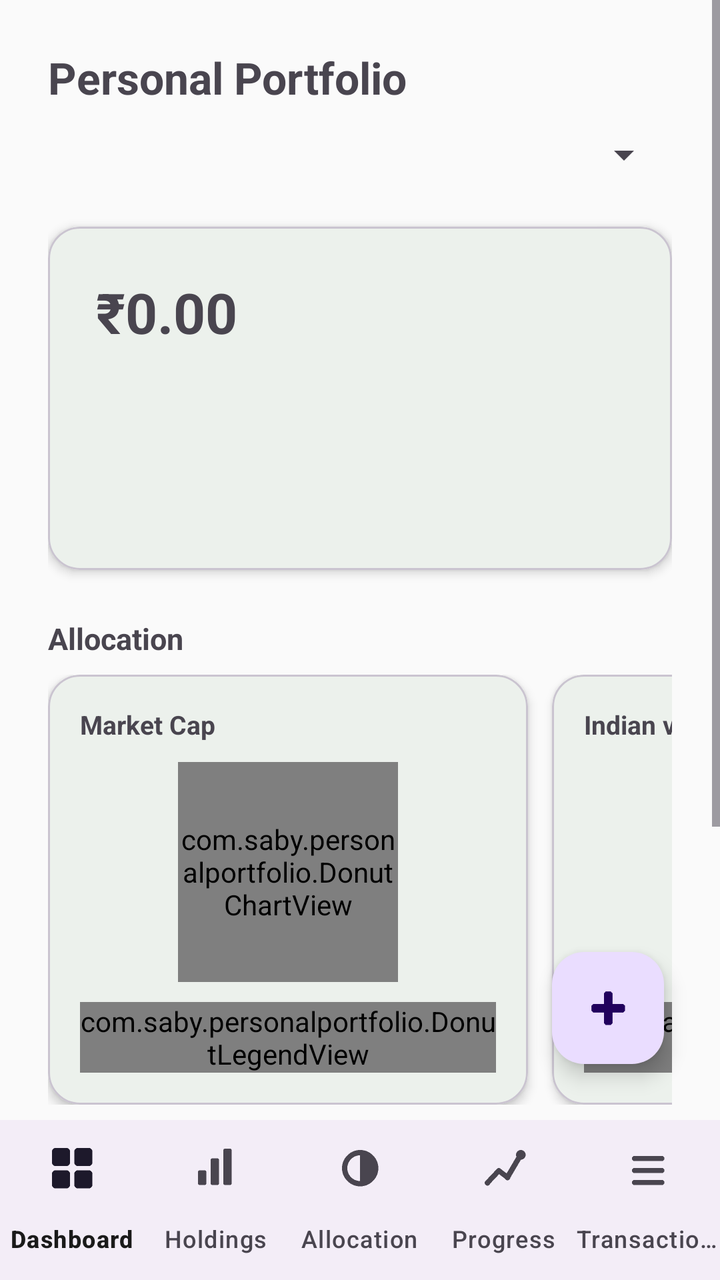
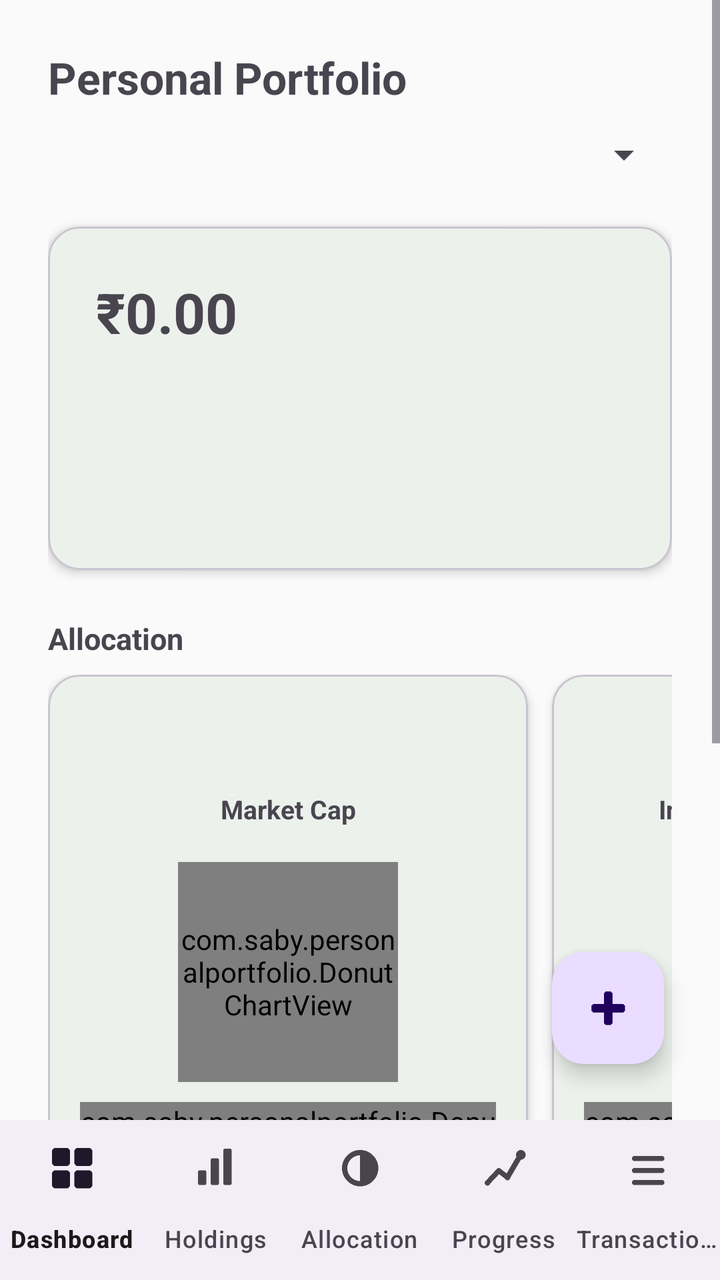

Before-and-after screenshots of an Android layout around one commit, followed by the original layout XML and the change that was made.
<!-- AndroidManifest.xml: application theme Theme.PersonalPortfolio -->
<!-- res/layout/activity_main.xml -->
<?xml version="1.0" encoding="utf-8"?>
<LinearLayout xmlns:android="http://schemas.android.com/apk/res/android"
    xmlns:app="http://schemas.android.com/apk/res-auto"
    android:layout_width="match_parent"
    android:layout_height="match_parent"
    android:orientation="vertical">

    <FrameLayout
        android:layout_width="match_parent"
        android:layout_height="0dp"
        android:layout_weight="1">

        <ScrollView
            android:layout_width="match_parent"
            android:layout_height="match_parent">

            <LinearLayout
                android:layout_width="match_parent"
                android:layout_height="wrap_content"
                android:orientation="vertical"
                android:padding="24dp">

                <TextView
                    android:layout_width="match_parent"
                    android:layout_height="wrap_content"
                    android:text="Personal Portfolio"
                    android:textSize="22sp"
                    android:textStyle="bold" />

                <Spinner
                    android:id="@+id/dashboardMemberSpinner"
                    android:layout_width="match_parent"
                    android:layout_height="wrap_content"
                    android:layout_marginTop="12dp" />

                <com.google.android.material.card.MaterialCardView
                    android:layout_width="match_parent"
                    android:layout_height="wrap_content"
                    android:layout_marginTop="24dp"
                    app:cardCornerRadius="16dp"
                    app:cardElevation="3dp">

                    <LinearLayout
                        android:layout_width="match_parent"
                        android:layout_height="wrap_content"
                        android:orientation="vertical"
                        android:padding="24dp">

                        <TextView
                            android:id="@+id/dashboardTotalValue"
                            android:layout_width="match_parent"
                            android:layout_height="wrap_content"
                            android:textSize="28sp"
                            android:textStyle="bold"
                            android:text="₹0.00" />

                        <TextView
                            android:id="@+id/dashboardGainLine"
                            android:layout_width="match_parent"
                            android:layout_height="wrap_content"
                            android:layout_marginTop="8dp"
                            android:textSize="15sp" />

                        <TextView
                            android:id="@+id/dashboardXirrLine"
                            android:layout_width="match_parent"
                            android:layout_height="wrap_content"
                            android:layout_marginTop="8dp"
                            android:textSize="15sp" />

                        <TextView
                            android:id="@+id/dashboardHoldingsCountLine"
                            android:layout_width="match_parent"
                            android:layout_height="wrap_content"
                            android:layout_marginTop="12dp"
                            android:textSize="13sp"
                            android:textColor="#757575" />

                    </LinearLayout>

                </com.google.android.material.card.MaterialCardView>

                <TextView
                    android:layout_width="match_parent"
                    android:layout_height="wrap_content"
                    android:layout_marginTop="24dp"
                    android:text="Allocation"
                    android:textSize="15sp"
                    android:textStyle="bold" />

                
                <HorizontalScrollView
                    android:layout_width="match_parent"
                    android:layout_height="wrap_content"
                    android:layout_marginTop="8dp"
                    android:clipToPadding="false"
                    android:paddingEnd="12dp"
                    android:scrollbars="none">

                    <LinearLayout
                        android:layout_width="wrap_content"
                        android:layout_height="wrap_content"
                        android:orientation="horizontal">

                        <com.google.android.material.card.MaterialCardView
                            android:layout_width="240dp"
                            android:layout_height="wrap_content"
                            app:cardCornerRadius="16dp"
                            app:cardElevation="3dp">

                            <LinearLayout
                                android:layout_width="match_parent"
                                android:layout_height="wrap_content"
                                android:orientation="vertical"
                                android:gravity="center_horizontal"
                                android:padding="16dp">

                                <TextView
                                    android:layout_width="match_parent"
                                    android:layout_height="wrap_content"
                                    android:text="Market Cap"
                                    android:textSize="13sp"
                                    android:textStyle="bold" />

                                <com.saby.personalportfolio.DonutChartView
                                    android:id="@+id/dashboardDonutMarketCap"
                                    android:layout_width="110dp"
                                    android:layout_height="110dp"
                                    android:layout_marginTop="10dp" />

                                <com.saby.personalportfolio.DonutLegendView
                                    android:id="@+id/dashboardDonutLegendMarketCap"
                                    android:layout_width="match_parent"
                                    android:layout_height="wrap_content"
                                    android:layout_marginTop="10dp" />

                            </LinearLayout>

                        </com.google.android.material.card.MaterialCardView>

                        <com.google.android.material.card.MaterialCardView
                            android:layout_width="240dp"
                            android:layout_height="wrap_content"
                            android:layout_marginStart="12dp"
                            app:cardCornerRadius="16dp"
                            app:cardElevation="3dp">

                            <LinearLayout
                                android:layout_width="match_parent"
                                android:layout_height="wrap_content"
                                android:orientation="vertical"
                                android:gravity="center_horizontal"
                                android:padding="16dp">

                                <TextView
                                    android:layout_width="match_parent"
                                    android:layout_height="wrap_content"
                                    android:text="Indian vs. International"
                                    android:textSize="13sp"
                                    android:textStyle="bold" />

                                <com.saby.personalportfolio.DonutChartView
                                    android:id="@+id/dashboardDonutOrigin"
                                    android:layout_width="110dp"
                                    android:layout_height="110dp"
                                    android:layout_marginTop="10dp" />

                                <com.saby.personalportfolio.DonutLegendView
                                    android:id="@+id/dashboardDonutLegendOrigin"
                                    android:layout_width="match_parent"
                                    android:layout_height="wrap_content"
                                    android:layout_marginTop="10dp" />

                            </LinearLayout>

                        </com.google.android.material.card.MaterialCardView>

                        <com.google.android.material.card.MaterialCardView
                            android:layout_width="240dp"
                            android:layout_height="wrap_content"
                            android:layout_marginStart="12dp"
                            app:cardCornerRadius="16dp"
                            app:cardElevation="3dp">

                            <LinearLayout
                                android:layout_width="match_parent"
                                android:layout_height="wrap_content"
                                android:orientation="vertical"
                                android:gravity="center_horizontal"
                                android:padding="16dp">

                                <TextView
                                    android:layout_width="match_parent"
                                    android:layout_height="wrap_content"
                                    android:text="Equity / Debt / Commodity"
                                    android:textSize="13sp"
                                    android:textStyle="bold" />

                                <com.saby.personalportfolio.DonutChartView
                                    android:id="@+id/dashboardDonutClass"
                                    android:layout_width="110dp"
                                    android:layout_height="110dp"
                                    android:layout_marginTop="10dp" />

                                <com.saby.personalportfolio.DonutLegendView
                                    android:id="@+id/dashboardDonutLegendClass"
                                    android:layout_width="match_parent"
                                    android:layout_height="wrap_content"
                                    android:layout_marginTop="10dp" />

                            </LinearLayout>

                        </com.google.android.material.card.MaterialCardView>

                    </LinearLayout>

                </HorizontalScrollView>

                <TextView
                    android:id="@+id/dashboardAllocationHint"
                    android:layout_width="match_parent"
                    android:layout_height="wrap_content"
                    android:layout_marginTop="8dp"
                    android:textSize="12sp"
                    android:textColor="#757575"
                    android:gravity="center"
                    android:text="Swipe for more · tap Allocation below for target comparison and fund composition editing" />

                <Button
                    android:id="@+id/settingsButton"
                    android:layout_width="match_parent"
                    android:layout_height="wrap_content"
                    android:layout_marginTop="24dp"
                    android:text="Settings (Backup / Theme)" />

                
                <View
                    android:layout_width="match_parent"
                    android:layout_height="72dp" />

            </LinearLayout>

        </ScrollView>

        <com.google.android.material.floatingactionbutton.FloatingActionButton
            android:id="@+id/importFab"
            android:layout_width="wrap_content"
            android:layout_height="wrap_content"
            android:layout_gravity="bottom|end"
            android:layout_margin="28dp"
            android:contentDescription="Import CAS PDF"
            app:srcCompat="@drawable/ic_fab_add" />

    </FrameLayout>

    <com.google.android.material.bottomnavigation.BottomNavigationView
        android:id="@+id/bottomNav"
        android:layout_width="match_parent"
        android:layout_height="wrap_content"
        app:menu="@menu/bottom_nav_menu"
        app:labelVisibilityMode="labeled" />

</LinearLayout>
<!-- resources referenced by this layout -->
<resources>
  <!-- drawable ic_fab_add: png bitmap (drawable, 362 bytes) -->
  <style name="Theme.PersonalPortfolio" parent="Theme.Material3.DayNight.NoActionBar">
          <item name="colorPrimary">@color/colorPrimary</item>
          <item name="colorPrimaryVariant">@color/colorPrimaryVariant</item>
          <item name="colorOnPrimary">@color/colorOnPrimary</item>
  
          <item name="colorSecondary">@color/colorSecondary</item>
          <item name="colorOnSecondary">@color/colorOnSecondary</item>
  
          <item name="android:colorBackground">@color/colorBackground</item>
          <item name="colorOnBackground">@color/colorOnBackground</item>
  
          <item name="colorSurface">@color/colorSurface</item>
          <item name="colorOnSurface">@color/colorOnSurface</item>
  
          <item name="android:statusBarColor">@color/colorPrimaryVariant</item>
      </style>
  <color name="colorPrimary">#1B5E20</color>
  <color name="colorPrimaryVariant">#0D3B12</color>
  <color name="colorOnPrimary">#FFFFFF</color>
  <color name="colorSecondary">#00897B</color>
  <color name="colorOnSecondary">#FFFFFF</color>
  <color name="colorBackground">#FAFAFA</color>
  <color name="colorOnBackground">#1A1A1A</color>
  <color name="colorSurface">#FFFFFF</color>
  <color name="colorOnSurface">#1A1A1A</color>
</resources>

<!-- the commit's change to res/layout/activity_main.xml (unified diff, before → after) -->
@@ -104,15 +104,15 @@
 
                         <com.google.android.material.card.MaterialCardView
                             android:layout_width="240dp"
-                            android:layout_height="wrap_content"
+                            android:layout_height="300dp"
                             app:cardCornerRadius="16dp"
                             app:cardElevation="3dp">
 
                             <LinearLayout
                                 android:layout_width="match_parent"
-                                android:layout_height="wrap_content"
+                                android:layout_height="match_parent"
                                 android:orientation="vertical"
-                                android:gravity="center_horizontal"
+                                android:gravity="center"
                                 android:padding="16dp">
 
                                 <TextView
@@ -120,7 +120,10 @@
                                     android:layout_height="wrap_content"
                                     android:text="Market Cap"
                                     android:textSize="13sp"
-                                    android:textStyle="bold" />
+                                    android:textStyle="bold"
+                                    android:gravity="center"
+                                    android:minLines="2"
+                                    android:maxLines="2" />
 
                                 <com.saby.personalportfolio.DonutChartView
                                     android:id="@+id/dashboardDonutMarketCap"
@@ -140,16 +143,16 @@
 
                         <com.google.android.material.card.MaterialCardView
                             android:layout_width="240dp"
-                            android:layout_height="wrap_content"
+                            android:layout_height="300dp"
                             android:layout_marginStart="12dp"
                             app:cardCornerRadius="16dp"
                             app:cardElevation="3dp">
 
                             <LinearLayout
                                 android:layout_width="match_parent"
-                                android:layout_height="wrap_content"
+                                android:layout_height="match_parent"
                                 android:orientation="vertical"
-                                android:gravity="center_horizontal"
+                                android:gravity="center"
                                 android:padding="16dp">
 
                                 <TextView
@@ -157,7 +160,10 @@
                                     android:layout_height="wrap_content"
                                     android:text="Indian vs. International"
                                     android:textSize="13sp"
-                                    android:textStyle="bold" />
+                                    android:textStyle="bold"
+                                    android:gravity="center"
+                                    android:minLines="2"
+                                    android:maxLines="2" />
 
                                 <com.saby.personalportfolio.DonutChartView
                                     android:id="@+id/dashboardDonutOrigin"
@@ -177,16 +183,16 @@
 
                         <com.google.android.material.card.MaterialCardView
                             android:layout_width="240dp"
-                            android:layout_height="wrap_content"
+                            android:layout_height="300dp"
                             android:layout_marginStart="12dp"
                             app:cardCornerRadius="16dp"
                             app:cardElevation="3dp">
 
                             <LinearLayout
                                 android:layout_width="match_parent"
-                                android:layout_height="wrap_content"
+                                android:layout_height="match_parent"
                                 android:orientation="vertical"
-                                android:gravity="center_horizontal"
+                                android:gravity="center"
                                 android:padding="16dp">
 
                                 <TextView
@@ -194,7 +200,10 @@
                                     android:layout_height="wrap_content"
                                     android:text="Equity / Debt / Commodity"
                                     android:textSize="13sp"
-                                    android:textStyle="bold" />
+                                    android:textStyle="bold"
+                                    android:gravity="center"
+                                    android:minLines="2"
+                                    android:maxLines="2" />
 
                                 <com.saby.personalportfolio.DonutChartView
                                     android:id="@+id/dashboardDonutClass"
